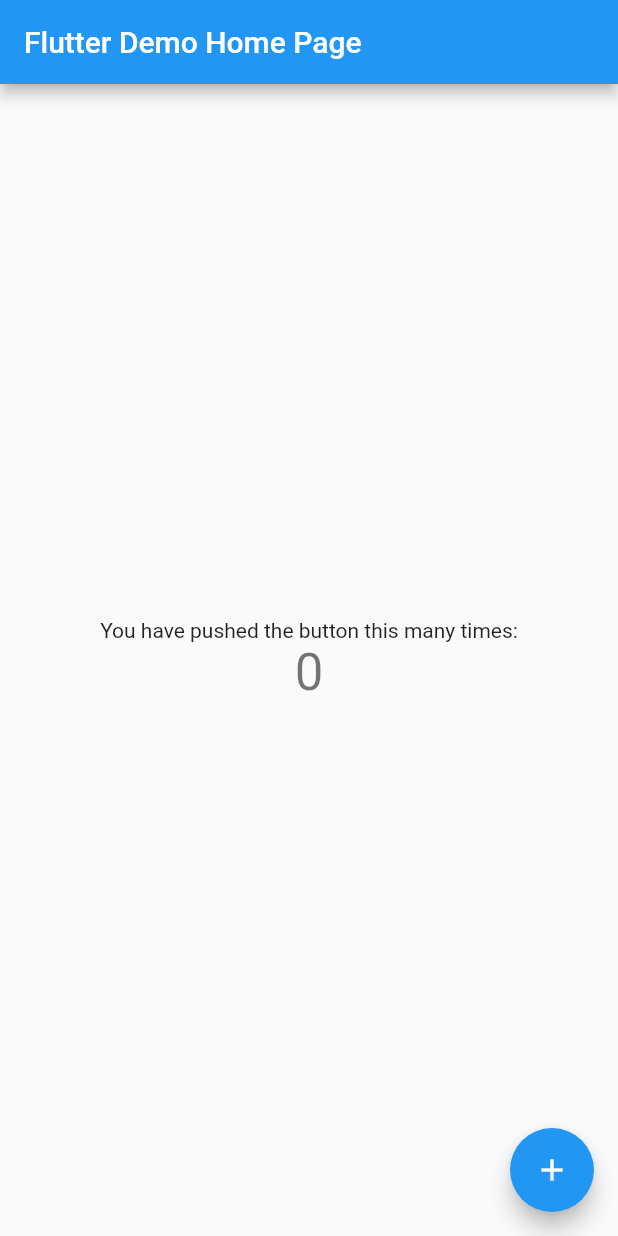
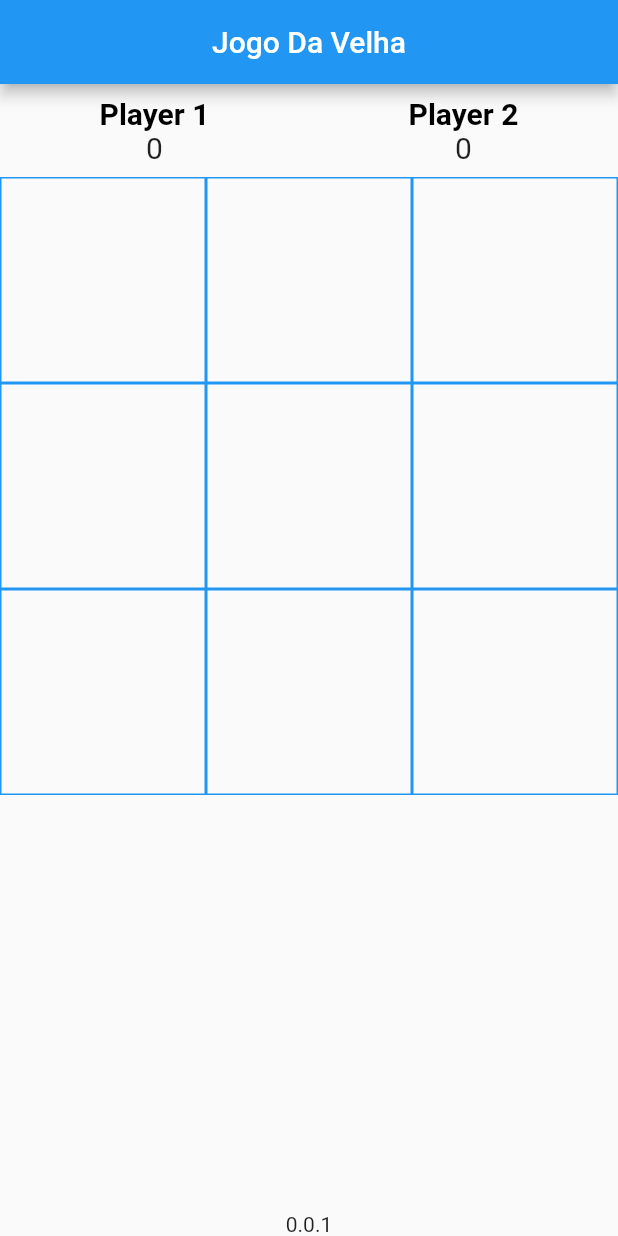
Before and after one commit to meianoiteeum/jogodavelha, a Flutter app: the screen it shows after launch, on a phone screen of 412 x 824 dp. Run offline on Flutter 3.47's test engine with Material 2 defaults, Android fonts, the phone set to English and light mode, and no system bars; our stand-ins replace package_info_plus.

```diff
--- a/lib/main.dart
+++ b/lib/main.dart
@@ -1,4 +1,6 @@
 import 'package:flutter/material.dart';
+
+import 'ui/home_page.dart';
 
 void main() {
   runApp(const MyApp());
@@ -6,110 +8,15 @@ void main() {
 
 class MyApp extends StatelessWidget {
   const MyApp({Key? key}) : super(key: key);
-
-  // This widget is the root of your application.
   @override
   Widget build(BuildContext context) {
     return MaterialApp(
+      debugShowCheckedModeBanner: false,
       title: 'Flutter Demo',
       theme: ThemeData(
-        // This is the theme of your application.
-        //
-        // Try running your application with "flutter run". You'll see the
-        // application has a blue toolbar. Then, without quitting the app, try
-        // changing the primarySwatch below to Colors.green and then invoke
-        // "hot reload" (press "r" in the console where you ran "flutter run",
-        // or simply save your changes to "hot reload" in a Flutter IDE).
-        // Notice that the counter didn't reset back to zero; the application
-        // is not restarted.
         primarySwatch: Colors.blue,
       ),
-      home: const MyHomePage(title: 'Flutter Demo Home Page'),
+      home: HomePage(),
     );
   }
 }
-
-class MyHomePage extends StatefulWidget {
-  const MyHomePage({Key? key, required this.title}) : super(key: key);
-
-  // This widget is the home page of your application. It is stateful, meaning
-  // that it has a State object (defined below) that contains fields that affect
-  // how it looks.
-
-  // This class is the configuration for the state. It holds the values (in this
-  // case the title) provided by the parent (in this case the App widget) and
-  // used by the build method of the State. Fields in a Widget subclass are
-  // always marked "final".
-
-  final String title;
-
-  @override
-  State<MyHomePage> createState() => _MyHomePageState();
-}
-
-class _MyHomePageState extends State<MyHomePage> {
-  int _counter = 0;
-
-  void _incrementCounter() {
-    setState(() {
-      // This call to setState tells the Flutter framework that something has
-      // changed in this State, which causes it to rerun the build method below
-      // so that the display can reflect the updated values. If we changed
-      // _counter without calling setState(), then the build method would not be
-      // called again, and so nothing would appear to happen.
-      _counter++;
-    });
-  }
-
-  @override
-  Widget build(BuildContext context) {
-    // This method is rerun every time setState is called, for instance as done
-    // by the _incrementCounter method above.
-    //
-    // The Flutter framework has been optimized to make rerunning build methods
-    // fast, so that you can just rebuild anything that needs updating rather
-    // than having to individually change instances of widgets.
-    return Scaffold(
-      appBar: AppBar(
-        // Here we take the value from the MyHomePage object that was created by
-        // the App.build method, and use it to set our appbar title.
-        title: Text(widget.title),
-      ),
-      body: Center(
-        // Center is a layout widget. It takes a single child and positions it
-        // in the middle of the parent.
-        child: Column(
-          // Column is also a layout widget. It takes a list of children and
-          // arranges them vertically. By default, it sizes itself to fit its
-          // children horizontally, and tries to be as tall as its parent.
-          //
-          // Invoke "debug painting" (press "p" in the console, choose the
-          // "Toggle Debug Paint" action from the Flutter Inspector in Android
-          // Studio, or the "Toggle Debug Paint" command in Visual Studio Code)
-          // to see the wireframe for each widget.
-          //
-          // Column has various properties to control how it sizes itself and
-          // how it positions its children. Here we use mainAxisAlignment to
-          // center the children vertically; the main axis here is the vertical
-          // axis because Columns are vertical (the cross axis would be
-          // horizontal).
-          mainAxisAlignment: MainAxisAlignment.center,
-          children: <Widget>[
-            const Text(
-              'You have pushed the button this many times:',
-            ),
-            Text(
-              '$_counter',
-              style: Theme.of(context).textTheme.headline4,
-            ),
-          ],
-        ),
-      ),
-      floatingActionButton: FloatingActionButton(
-        onPressed: _incrementCounter,
-        tooltip: 'Increment',
-        child: const Icon(Icons.add),
-      ), // This trailing comma makes auto-formatting nicer for build methods.
-    );
-  }
-}
--- /dev/null
+++ b/lib/model/player.dart
@@ -0,0 +1,38 @@
+class Player {
+  late String _name;
+  late String _symbol;
+  late int _countMoves;
+
+  Player({required name, required symbol}){
+    _name = name;
+    _symbol = symbol;
+  }
+
+  getName(){
+    return _name;
+  }
+
+  setName(String name){
+    _name = name;
+  }
+
+  getSymbol(){
+    return _symbol;
+  }
+
+  setSymbol(String symbol){
+    _symbol = symbol;
+  }
+
+  getCountMoves(){
+    return _countMoves;
+  }
+
+  setCountMoves(int countMoves){
+    _countMoves = countMoves;
+  }
+
+  incrementMoves(){
+    _countMoves++;
+  }
+}
--- /dev/null
+++ b/lib/service/logic.dart
@@ -0,0 +1,11 @@
+import '../model/player.dart';
+
+class Logic{
+  final Player player1 = Player(name: 'P1',symbol: 'X');
+  final Player player2 = Player(name: 'P2',symbol: 'O');
+
+  getText(){
+    return player1.getSymbol();
+  }
+
+}
--- /dev/null
+++ b/lib/ui/home_page.dart
@@ -0,0 +1,151 @@
+import 'package:flutter/material.dart';
+import 'package:jogodavelha/service/logic.dart';
+import 'package:package_info_plus/package_info_plus.dart';
+
+class HomePage extends StatefulWidget {
+  const HomePage({Key? key}) : super(key: key);
+
+  @override
+  State<HomePage> createState() => _HomePageState();
+}
+
+class _HomePageState extends State<HomePage> {
+  PackageInfo _packageInfo = PackageInfo(
+    appName: 'Unknown',
+    packageName: 'Unknown',
+    version: 'Unknown',
+    buildNumber: 'Unknown',
+    buildSignature: 'Unknown',
+  );
+
+  final Logic logic = Logic();
+
+  List<String> displayElement = ['', '', '', '', '', '', '', '', ''];
+
+  @override
+  void initState() {
+    super.initState();
+    _initPackageInfo();
+  }
+
+  Future<void> _initPackageInfo() async {
+    final info = await PackageInfo.fromPlatform();
+    setState(() {
+      _packageInfo = info;
+    });
+  }
+
+  @override
+  Widget build(BuildContext context) {
+    return Scaffold(
+      appBar: AppBar(
+        backgroundColor: Colors.blue,
+        title: const Text("Jogo Da Velha"),
+        centerTitle: true,
+      ),
+      body: body(),
+    );
+  }
+
+  body() {
+    return Column(
+      children: [
+        header(),
+        bodyGame(),
+        footer()
+      ],
+    );
+  }
+
+  header() {
+    return Row(
+      mainAxisAlignment: MainAxisAlignment.spaceAround,
+      children: [
+        Padding(
+          padding: const EdgeInsets.all(8.0),
+          child: Column(
+            children: const [
+              Text(
+                'Player 1',
+                style: TextStyle(
+                  fontSize: 20,
+                  fontWeight: FontWeight.bold,
+                  color: Colors.black,
+                ),
+              ),
+              Text(
+                '0',
+                style: TextStyle(
+                  fontSize: 20,
+                ),
+              )
+            ],
+          ),
+        ),
+        Padding(
+          padding: const EdgeInsets.all(8.0),
+          child: Column(
+            children: const [
+              Text(
+                'Player 2',
+                style: TextStyle(
+                    fontSize: 20,
+                    fontWeight: FontWeight.bold,
+                    color: Colors.black),
+              ),
+              Text(
+                '0',
+                style: TextStyle(
+                  fontSize: 20,
+                ),
+              ),
+            ],
+          ),
+        )
+      ],
+    );
+  }
+
+  bodyGame() {
+    return Expanded(
+      flex: 4,
+      child: GridView.builder(
+        itemCount: 9,
+        gridDelegate:
+            const SliverGridDelegateWithFixedCrossAxisCount(crossAxisCount: 3),
+        itemBuilder: (BuildContext context, int index) {
+          return GestureDetector(
+            onTap: () {
+              _tapped(index);
+            },
+            child: Container(
+              decoration: BoxDecoration(border: Border.all(color: Colors.blue)),
+              child: Center(
+                child: Text(
+                  displayElement[index],
+                  style: const TextStyle(color: Colors.black, fontSize: 35),
+                ),
+              ),
+            ),
+          );
+        },
+      ),
+    );
+  }
+
+  void _tapped(int index) {
+    setState(() {
+      displayElement[index] = 'A';
+    });
+  }
+
+  footer() {
+    return Container(
+        child: Text(_packageInfo.version),
+    );
+  }
+
+  getVersion(){
+    return _packageInfo.version;
+  }
+}
--- a/pubspec.yaml
+++ b/pubspec.yaml
@@ -15,7 +15,7 @@ publish_to: 'none' # Remove this line if you wish to publish to pub.dev
 # In iOS, build-name is used as CFBundleShortVersionString while build-number used as CFBundleVersion.
 # Read more about iOS versioning at
 # https://developer.apple.com/library/archive/documentation/General/Reference/InfoPlistKeyReference/Articles/CoreFoundationKeys.html
-version: 1.0.0+1
+version: 0.0.1
 
 environment:
   sdk: ">=2.17.1 <3.0.0"
@@ -27,6 +27,7 @@ environment:
 # the latest version available on pub.dev. To see which dependencies have newer
 # versions available, run `flutter pub outdated`.
 dependencies:
+  package_info_plus: ^1.4.2
   flutter:
     sdk: flutter
 
```
Also changed, not shown: pubspec.lock, 1 other file.
